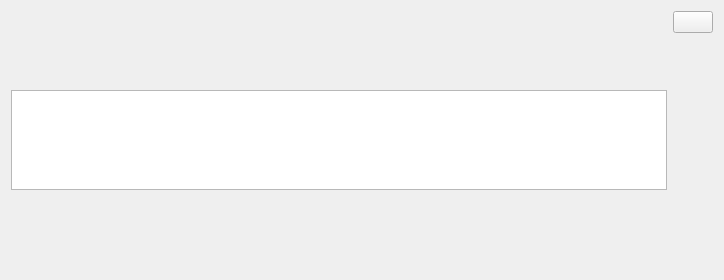
Qt form SlicerPIRADS/Resources/UI/StudyLevelAssessmentWidget.ui (QIICR/SlicerPIRADS) before a commit.
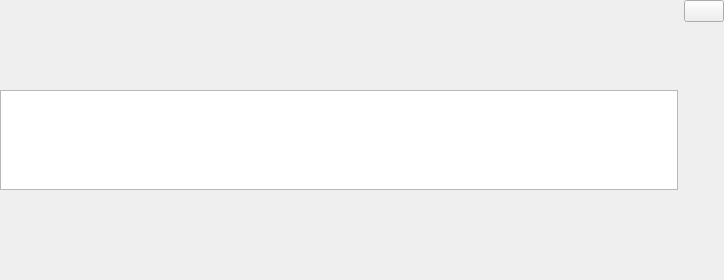
The same form after that commit. Icons and pictures are not drawn.

What changed in the file:
```diff
--- a/SlicerPIRADS/Resources/UI/StudyLevelAssessmentWidget.ui
+++ b/SlicerPIRADS/Resources/UI/StudyLevelAssessmentWidget.ui
@@ -26,6 +26,18 @@
    <string notr="true"/>
   </property>
   <layout class="QGridLayout" name="gridLayout">
+   <property name="leftMargin">
+    <number>0</number>
+   </property>
+   <property name="topMargin">
+    <number>0</number>
+   </property>
+   <property name="rightMargin">
+    <number>0</number>
+   </property>
+   <property name="bottomMargin">
+    <number>0</number>
+   </property>
    <item row="0" column="0">
     <layout class="QHBoxLayout" name="horizontalLayout">
      <item>
```
